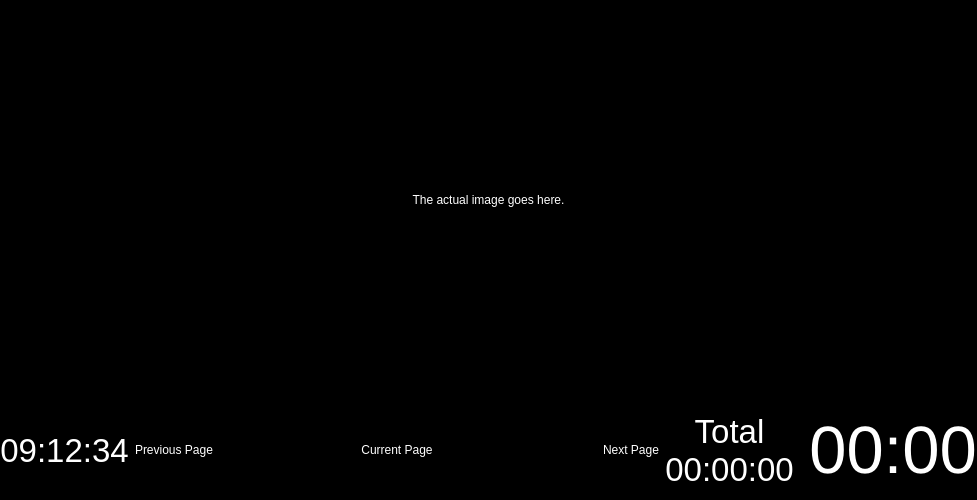
Qt form pdfviewerwindow.ui (dannyedel/dspdfviewer) before a commit.
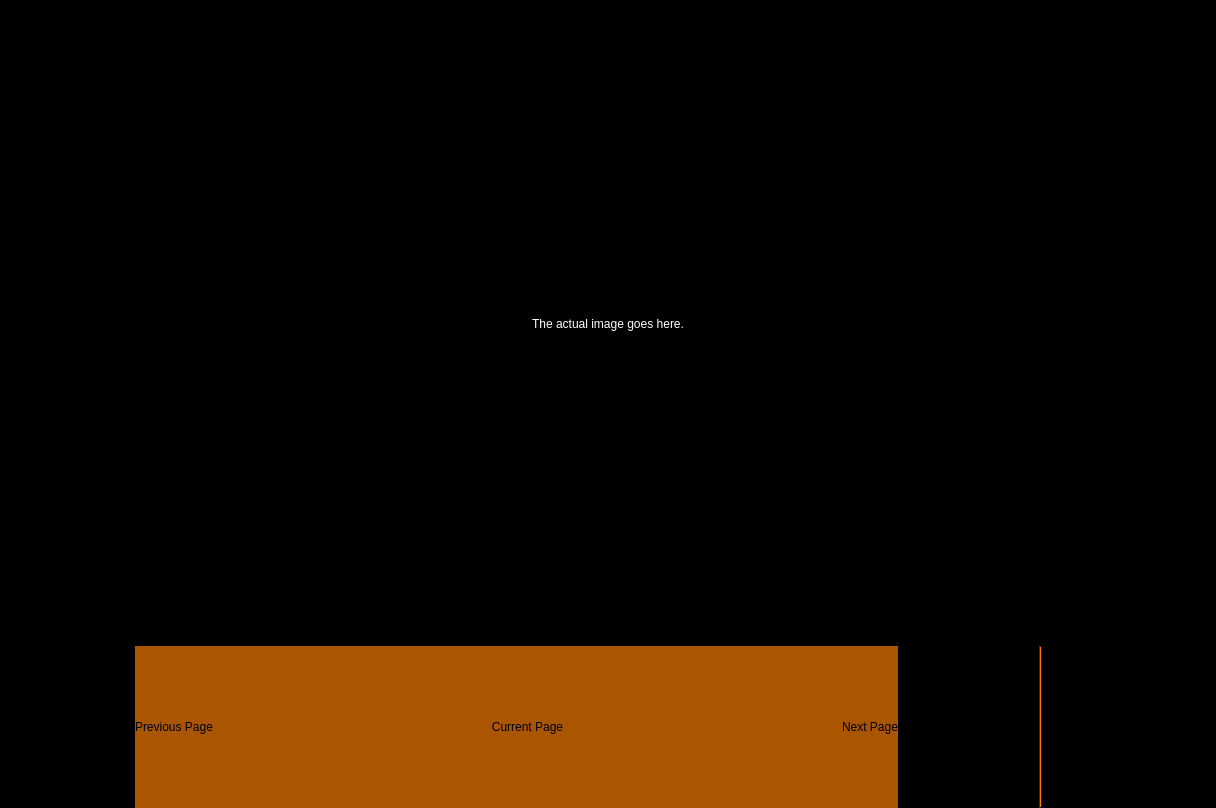
The same form after that commit.

Commit message: WIP: Configurable bottom pane height

Patch:
```diff
--- a/pdfviewerwindow.ui
+++ b/pdfviewerwindow.ui
@@ -24,8 +24,8 @@
    <rect>
     <x>0</x>
     <y>0</y>
-    <width>977</width>
-    <height>500</height>
+    <width>1216</width>
+    <height>808</height>
    </rect>
   </property>
   <property name="palette">
@@ -446,7 +446,7 @@
   <property name="windowTitle">
    <string>DS PDF Viewer</string>
   </property>
-  <layout class="QVBoxLayout" name="verticalLayout">
+  <layout class="QVBoxLayout" name="verticalLayout" stretch="80,20">
    <property name="spacing">
     <number>0</number>
    </property>
@@ -479,12 +479,18 @@
      <widget class="QLabel" name="imageLabel">
       <property name="geometry">
        <rect>
-        <x>0</x>
-        <y>0</y>
-        <width>977</width>
-        <height>400</height>
+        <x>508</x>
+        <y>311</y>
+        <width>200</width>
+        <height>25</height>
        </rect>
       </property>
+      <property name="sizePolicy">
+       <sizepolicy hsizetype="Expanding" vsizetype="Expanding">
+        <horstretch>0</horstretch>
+        <verstretch>0</verstretch>
+       </sizepolicy>
+      </property>
       <property name="text">
        <string>The actual image goes here.</string>
       </property>
@@ -496,13 +502,434 @@
    </item>
    <item>
     <widget class="QWidget" name="bottomArea" native="true">
+     <property name="sizePolicy">
+      <sizepolicy hsizetype="Preferred" vsizetype="Expanding">
+       <horstretch>0</horstretch>
+       <verstretch>0</verstretch>
+      </sizepolicy>
+     </property>
      <property name="maximumSize">
       <size>
        <width>16777215</width>
-       <height>100</height>
+       <height>16777215</height>
       </size>
      </property>
-     <layout class="QHBoxLayout" name="horizontalLayout_2">
+     <property name="palette">
+      <palette>
+       <active>
+        <colorrole role="WindowText">
+         <brush brushstyle="SolidPattern">
+          <color alpha="255">
+           <red>0</red>
+           <green>0</green>
+           <blue>0</blue>
+          </color>
+         </brush>
+        </colorrole>
+        <colorrole role="Button">
+         <brush brushstyle="SolidPattern">
+          <color alpha="255">
+           <red>170</red>
+           <green>85</green>
+           <blue>0</blue>
+          </color>
+         </brush>
+        </colorrole>
+        <colorrole role="Light">
+         <brush brushstyle="SolidPattern">
+          <color alpha="255">
+           <red>255</red>
+           <green>128</green>
+           <blue>0</blue>
+          </color>
+         </brush>
+        </colorrole>
+        <colorrole role="Midlight">
+         <brush brushstyle="SolidPattern">
+          <color alpha="255">
+           <red>212</red>
+           <green>106</green>
+           <blue>0</blue>
+          </color>
+         </brush>
+        </colorrole>
+        <colorrole role="Dark">
+         <brush brushstyle="SolidPattern">
+          <color alpha="255">
+           <red>85</red>
+           <green>42</green>
+           <blue>0</blue>
+          </color>
+         </brush>
+        </colorrole>
+        <colorrole role="Mid">
+         <brush brushstyle="SolidPattern">
+          <color alpha="255">
+           <red>113</red>
+           <green>56</green>
+           <blue>0</blue>
+          </color>
+         </brush>
+        </colorrole>
+        <colorrole role="Text">
+         <brush brushstyle="SolidPattern">
+          <color alpha="255">
+           <red>0</red>
+           <green>0</green>
+           <blue>0</blue>
+          </color>
+         </brush>
+        </colorrole>
+        <colorrole role="BrightText">
+         <brush brushstyle="SolidPattern">
+          <color alpha="255">
+           <red>255</red>
+           <green>255</green>
+           <blue>255</blue>
+          </color>
+         </brush>
+        </colorrole>
+        <colorrole role="ButtonText">
+         <brush brushstyle="SolidPattern">
+          <color alpha="255">
+           <red>0</red>
+           <green>0</green>
+           <blue>0</blue>
+          </color>
+         </brush>
+        </colorrole>
+        <colorrole role="Base">
+         <brush brushstyle="SolidPattern">
+          <color alpha="255">
+           <red>255</red>
+           <green>255</green>
+           <blue>255</blue>
+          </color>
+         </brush>
+        </colorrole>
+        <colorrole role="Window">
+         <brush brushstyle="SolidPattern">
+          <color alpha="255">
+           <red>170</red>
+           <green>85</green>
+           <blue>0</blue>
+          </color>
+         </brush>
+        </colorrole>
+        <colorrole role="Shadow">
+         <brush brushstyle="SolidPattern">
+          <color alpha="255">
+           <red>0</red>
+           <green>0</green>
+           <blue>0</blue>
+          </color>
+         </brush>
+        </colorrole>
+        <colorrole role="AlternateBase">
+         <brush brushstyle="SolidPattern">
+          <color alpha="255">
+           <red>212</red>
+           <green>170</green>
+           <blue>127</blue>
+          </color>
+         </brush>
+        </colorrole>
+        <colorrole role="ToolTipBase">
+         <brush brushstyle="SolidPattern">
+          <color alpha="255">
+           <red>255</red>
+           <green>255</green>
+           <blue>220</blue>
+          </color>
+         </brush>
+        </colorrole>
+        <colorrole role="ToolTipText">
+         <brush brushstyle="SolidPattern">
+          <color alpha="255">
+           <red>0</red>
+           <green>0</green>
+           <blue>0</blue>
+          </color>
+         </brush>
+        </colorrole>
+       </active>
+       <inactive>
+        <colorrole role="WindowText">
+         <brush brushstyle="SolidPattern">
+          <color alpha="255">
+           <red>0</red>
+           <green>0</green>
+           <blue>0</blue>
+          </color>
+         </brush>
+        </colorrole>
+        <colorrole role="Button">
+         <brush brushstyle="SolidPattern">
+          <color alpha="255">
+           <red>170</red>
+           <green>85</green>
+           <blue>0</blue>
+          </color>
+         </brush>
+        </colorrole>
+        <colorrole role="Light">
+         <brush brushstyle="SolidPattern">
+          <color alpha="255">
+           <red>255</red>
+           <green>128</green>
+           <blue>0</blue>
+          </color>
+         </brush>
+        </colorrole>
+        <colorrole role="Midlight">
+         <brush brushstyle="SolidPattern">
+          <color alpha="255">
+           <red>212</red>
+           <green>106</green>
+           <blue>0</blue>
+          </color>
+         </brush>
+        </colorrole>
+        <colorrole role="Dark">
+         <brush brushstyle="SolidPattern">
+          <color alpha="255">
+           <red>85</red>
+           <green>42</green>
+           <blue>0</blue>
+          </color>
+         </brush>
+        </colorrole>
+        <colorrole role="Mid">
+         <brush brushstyle="SolidPattern">
+          <color alpha="255">
+           <red>113</red>
+           <green>56</green>
+           <blue>0</blue>
+          </color>
+         </brush>
+        </colorrole>
+        <colorrole role="Text">
+         <brush brushstyle="SolidPattern">
+          <color alpha="255">
+           <red>0</red>
+           <green>0</green>
+           <blue>0</blue>
+          </color>
+         </brush>
+        </colorrole>
+        <colorrole role="BrightText">
+         <brush brushstyle="SolidPattern">
+          <color alpha="255">
+           <red>255</red>
+           <green>255</green>
+           <blue>255</blue>
+          </color>
+         </brush>
+        </colorrole>
+        <colorrole role="ButtonText">
+         <brush brushstyle="SolidPattern">
+          <color alpha="255">
+           <red>0</red>
+           <green>0</green>
+           <blue>0</blue>
+          </color>
+         </brush>
+        </colorrole>
+        <colorrole role="Base">
+         <brush brushstyle="SolidPattern">
+          <color alpha="255">
+           <red>255</red>
+           <green>255</green>
+           <blue>255</blue>
+          </color>
+         </brush>
+        </colorrole>
+        <colorrole role="Window">
+         <brush brushstyle="SolidPattern">
+          <color alpha="255">
+           <red>170</red>
+           <green>85</green>
+           <blue>0</blue>
+          </color>
+         </brush>
+        </colorrole>
+        <colorrole role="Shadow">
+         <brush brushstyle="SolidPattern">
+          <color alpha="255">
+           <red>0</red>
+           <green>0</green>
+           <blue>0</blue>
+          </color>
+         </brush>
+        </colorrole>
+        <colorrole role="AlternateBase">
+         <brush brushstyle="SolidPattern">
+          <color alpha="255">
+           <red>212</red>
+           <green>170</green>
+           <blue>127</blue>
+          </color>
+         </brush>
+        </colorrole>
+        <colorrole role="ToolTipBase">
+         <brush brushstyle="SolidPattern">
+          <color alpha="255">
+           <red>255</red>
+           <green>255</green>
+           <blue>220</blue>
+          </color>
+         </brush>
+        </colorrole>
+        <colorrole role="ToolTipText">
+         <brush brushstyle="SolidPattern">
+          <color alpha="255">
+           <red>0</red>
+           <green>0</green>
+           <blue>0</blue>
+          </color>
+         </brush>
+        </colorrole>
+       </inactive>
+       <disabled>
+        <colorrole role="WindowText">
+         <brush brushstyle="SolidPattern">
+          <color alpha="255">
+           <red>85</red>
+           <green>42</green>
+           <blue>0</blue>
+          </color>
+         </brush>
+        </colorrole>
+        <colorrole role="Button">
+         <brush brushstyle="SolidPattern">
+          <color alpha="255">
+           <red>170</red>
+           <green>85</green>
+           <blue>0</blue>
+          </color>
+         </brush>
+        </colorrole>
+        <colorrole role="Light">
+         <brush brushstyle="SolidPattern">
+          <color alpha="255">
+           <red>255</red>
+           <green>128</green>
+           <blue>0</blue>
+          </color>
+         </brush>
+        </colorrole>
+        <colorrole role="Midlight">
+         <brush brushstyle="SolidPattern">
+          <color alpha="255">
+           <red>212</red>
+           <green>106</green>
+           <blue>0</blue>
+          </color>
+         </brush>
+        </colorrole>
+        <colorrole role="Dark">
+         <brush brushstyle="SolidPattern">
+          <color alpha="255">
+           <red>85</red>
+           <green>42</green>
+           <blue>0</blue>
+          </color>
+         </brush>
+        </colorrole>
+        <colorrole role="Mid">
+         <brush brushstyle="SolidPattern">
+          <color alpha="255">
+           <red>113</red>
+           <green>56</green>
+           <blue>0</blue>
+          </color>
+         </brush>
+        </colorrole>
+        <colorrole role="Text">
+         <brush brushstyle="SolidPattern">
+          <color alpha="255">
+           <red>85</red>
+           <green>42</green>
+           <blue>0</blue>
+          </color>
+         </brush>
+        </colorrole>
+        <colorrole role="BrightText">
+         <brush brushstyle="SolidPattern">
+          <color alpha="255">
+           <red>255</red>
+           <green>255</green>
+           <blue>255</blue>
+          </color>
+         </brush>
+        </colorrole>
+        <colorrole role="ButtonText">
+         <brush brushstyle="SolidPattern">
+          <color alpha="255">
+           <red>85</red>
+           <green>42</green>
+           <blue>0</blue>
+          </color>
+         </brush>
+        </colorrole>
+        <colorrole role="Base">
+         <brush brushstyle="SolidPattern">
+          <color alpha="255">
+           <red>170</red>
+           <green>85</green>
+           <blue>0</blue>
+          </color>
+         </brush>
+        </colorrole>
+        <colorrole role="Window">
+         <brush brushstyle="SolidPattern">
+          <color alpha="255">
+           <red>170</red>
+           <green>85</green>
+           <blue>0</blue>
+          </color>
+         </brush>
+        </colorrole>
+        <colorrole role="Shadow">
+         <brush brushstyle="SolidPattern">
+          <color alpha="255">
+           <red>0</red>
+           <green>0</green>
+           <blue>0</blue>
+          </color>
+         </brush>
+        </colorrole>
+        <colorrole role="AlternateBase">
+         <brush brushstyle="SolidPattern">
+          <color alpha="255">
+           <red>170</red>
+           <green>85</green>
+           <blue>0</blue>
+          </color>
+         </brush>
+        </colorrole>
+        <colorrole role="ToolTipBase">
+         <brush brushstyle="SolidPattern">
+          <color alpha="255">
+           <red>255</red>
+           <green>255</green>
+           <blue>220</blue>
+          </color>
+         </brush>
+        </colorrole>
+        <colorrole role="ToolTipText">
+         <brush brushstyle="SolidPattern">
+          <color alpha="255">
+           <red>0</red>
+           <green>0</green>
+           <blue>0</blue>
+          </color>
+         </brush>
+        </colorrole>
+       </disabled>
+      </palette>
+     </property>
+     <layout class="QHBoxLayout" name="horizontalLayout_2" stretch="0,0,0,1,0">
       <property name="margin">
        <number>0</number>
       </property>
@@ -526,7 +953,7 @@
         <property name="maximumSize">
          <size>
           <width>16777215</width>
-          <height>100</height>
+          <height>16777215</height>
          </size>
         </property>
         <property name="focusPolicy">
@@ -552,8 +979,8 @@
           <rect>
            <x>0</x>
            <y>0</y>
-           <width>475</width>
-           <height>100</height>
+           <width>820</width>
+           <height>162</height>
           </rect>
          </property>
          <layout class="QGridLayout" name="gridLayout">
@@ -575,6 +1002,12 @@
           </item>
           <item row="0" column="1">
            <widget class="QLabel" name="currentThumbnail">
+            <property name="sizePolicy">
+             <sizepolicy hsizetype="Expanding" vsizetype="Expanding">
+              <horstretch>0</horstretch>
+              <verstretch>0</verstretch>
+             </sizepolicy>
+            </property>
             <property name="text">
              <string>Current Page</string>
             </property>
```
Left out of the diff: 24 changed lines with no effect on the pictures. The commit also changes 8 other files.
